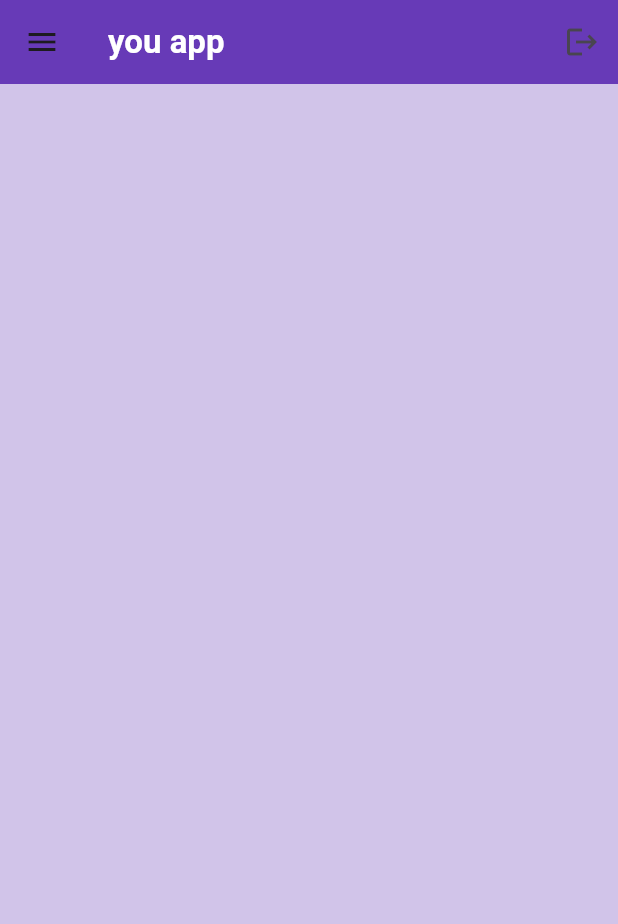
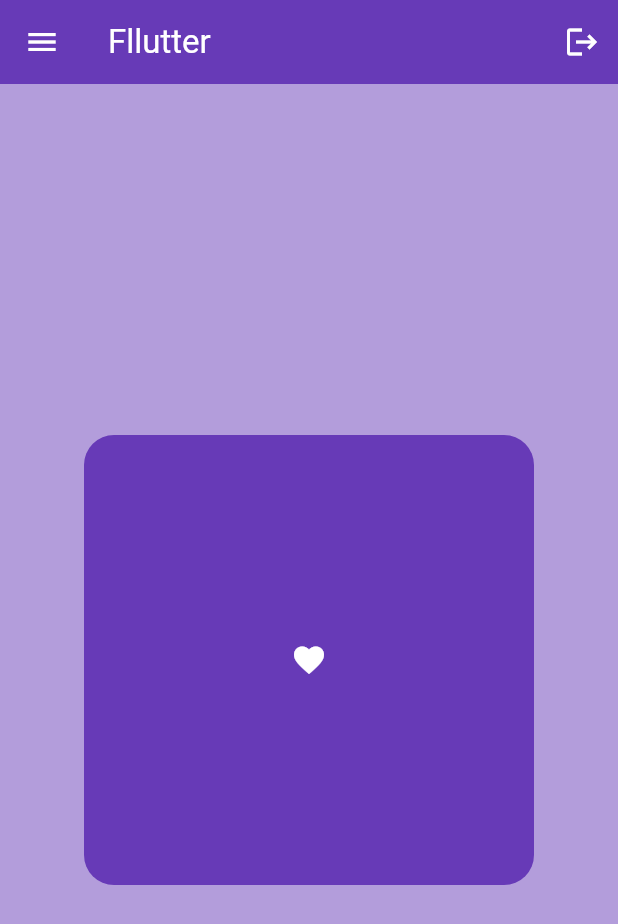
Before and after one commit to Ryuuutaaa/flutter-fundamentals, a Flutter app: the screen it shows after launch, on a phone screen of 412 x 824 dp. Shown: the top 924 px of the screen. Run offline on Flutter 3.47's test engine with Material 3 defaults, Android fonts, the phone set to English and light mode, and no system bars.

Commit message:
feat : update app background color and modify app bar title style

```diff
--- a/lib/main.dart
+++ b/lib/main.dart
@@ -12,24 +12,37 @@ class MyApp extends StatelessWidget {
     return MaterialApp(
       debugShowCheckedModeBanner: false,
       home: Scaffold(
-        backgroundColor: Colors.deepPurple[100],
+        backgroundColor: Colors.deepPurple[200],
         appBar: AppBar(
           title: Text(
-            "you app",
-            style: TextStyle(
-              color: Colors.white,
-              fontWeight: FontWeight.bold,
-            ),
+            "Fllutter",
+            style: TextStyle(color: Colors.white),
           ),
           backgroundColor: Colors.deepPurple,
           elevation: 0,
-          leading: Icon(Icons.menu),
+          leading: Icon(
+            Icons.menu,
+            color: Colors.white,
+          ),
           actions: [
-            IconButton(onPressed: () {}, icon: Icon(Icons.logout))
+            IconButton(
+                onPressed: () {},
+                icon: Icon(
+                  Icons.logout,
+                  color: Colors.white,
+                ))
           ],
         ),
-        body: Column(
-          children: [],
+        body: Center(
+          child: Container(
+              width: 300,
+              height: 300,
+              decoration: BoxDecoration(color: Colors.deepPurple, borderRadius: BorderRadius.circular(20)),
+              padding: EdgeInsets.all(20),
+              child: Icon(
+                Icons.favorite,
+                color: Colors.white,
+              )),
         ),
       ),
     );
```
Also changed, not shown: lib/homepage.dart (added).
